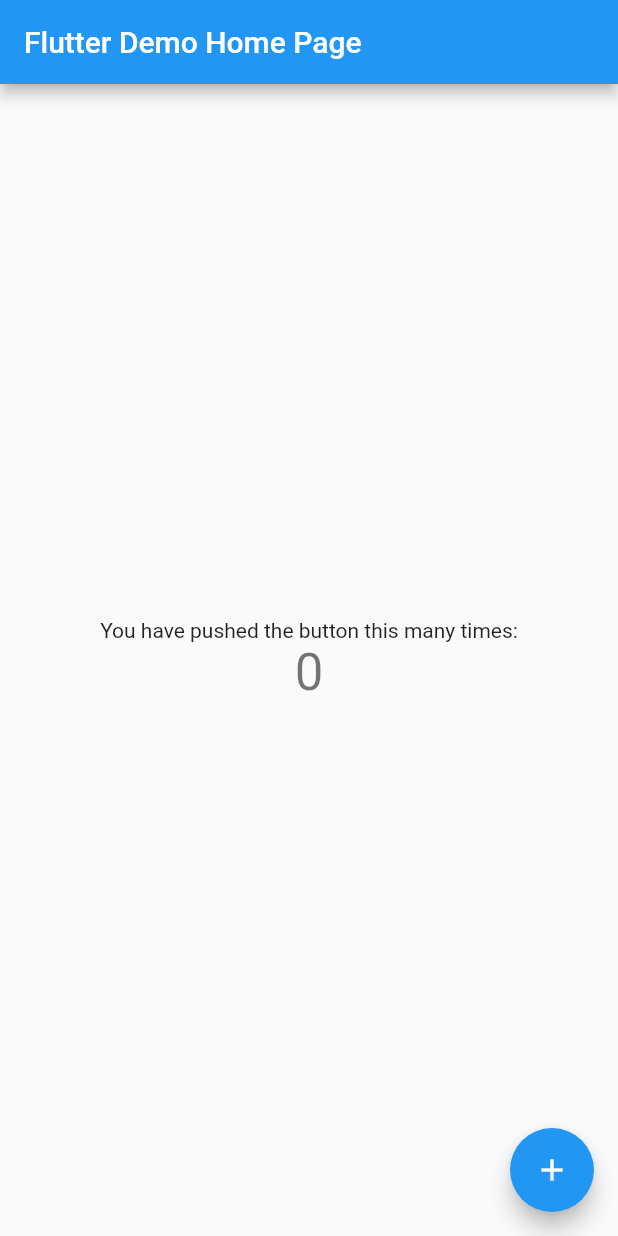
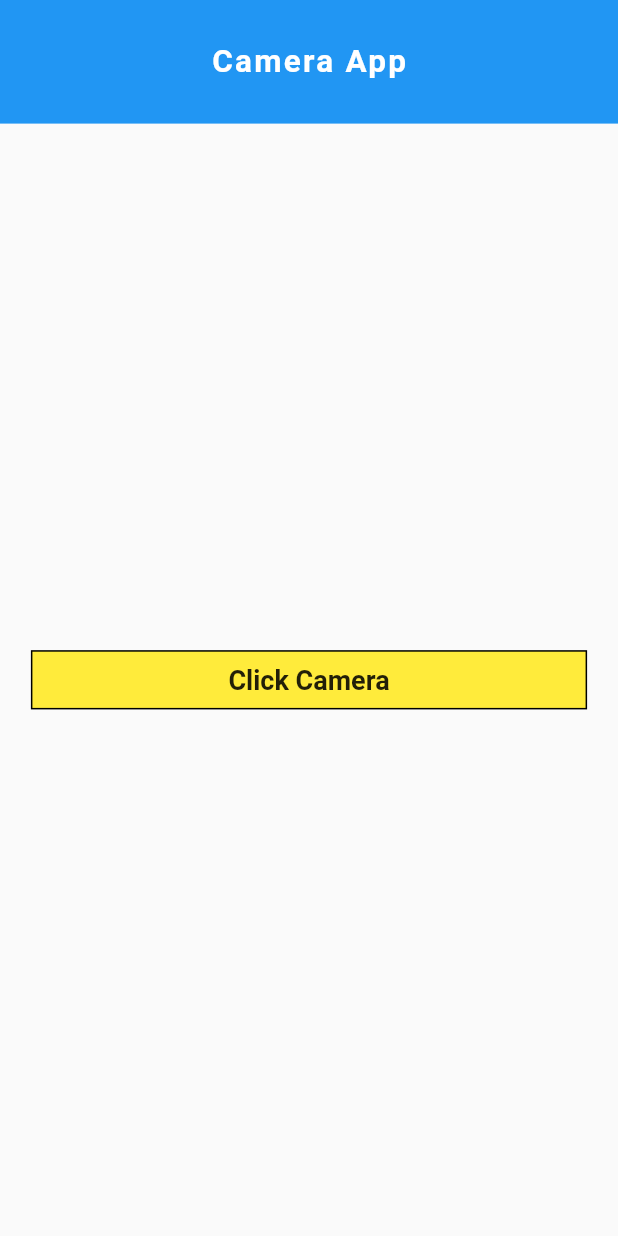
Before and after one commit to wat97/video_cam, a Flutter app: the screen it shows after launch, on a phone screen of 412 x 824 dp. Run offline on Flutter 3.47's test engine with Material 2 defaults, Android fonts, the phone set to English and light mode, and no system bars; our stand-ins replace camera, flutter_countdown_timer, video_player.

Commit message:
update an

```diff
--- /dev/null
+++ b/lib/homepage.dart
@@ -0,0 +1,92 @@
+import 'package:flutter/material.dart';
+import 'package:video_cam/camera_custom.dart';
+
+class HomePage extends StatefulWidget {
+  const HomePage({super.key});
+
+  @override
+  State<HomePage> createState() => _HomePageState();
+}
+
+class _HomePageState extends State<HomePage> {
+  Size? size;
+
+  @override
+  void initState() {
+    // TODO: implement initState
+    Future.delayed(Duration.zero, () {
+      setState(() {
+        size = MediaQuery.of(context).size;
+      });
+    });
+    super.initState();
+  }
+
+  @override
+  Widget build(BuildContext context) {
+    if (size == null) return Container();
+    return Scaffold(
+      body: SafeArea(
+        child: Column(
+          crossAxisAlignment: CrossAxisAlignment.stretch,
+          children: [
+            Container(
+              height: size != null ? size!.height * 0.1 : 90,
+              color: Colors.blue,
+              child: const Center(
+                child: Text(
+                  "Camera App",
+                  style: TextStyle(
+                    fontSize: 21,
+                    color: Colors.white,
+                    fontWeight: FontWeight.bold,
+                    letterSpacing: 1.5,
+                  ),
+                ),
+              ),
+            ),
+            contentPage(),
+          ],
+        ),
+      ),
+    );
+  }
+
+  Widget contentPage() {
+    return Expanded(
+      child: Column(
+        crossAxisAlignment: CrossAxisAlignment.center,
+        mainAxisAlignment: MainAxisAlignment.center,
+        children: [
+          GestureDetector(
+            onTap: () {
+              Navigator.of(context).push(MaterialPageRoute(
+                builder: (context) => const CameraCustom(),
+              ));
+              print("clickData");
+            },
+            child: Container(
+              width: size!.width * 0.9,
+              padding: EdgeInsets.symmetric(
+                vertical: size!.height * 0.01,
+              ),
+              decoration: BoxDecoration(
+                  color: Colors.yellow,
+                  border: Border.all(
+                    color: Colors.black,
+                  )),
+              child: const Text(
+                "Click Camera",
+                style: TextStyle(
+                  fontSize: 18,
+                  fontWeight: FontWeight.bold,
+                ),
+                textAlign: TextAlign.center,
+              ),
+            ),
+          )
+        ],
+      ),
+    );
+  }
+}
--- a/lib/main.dart
+++ b/lib/main.dart
@@ -1,4 +1,5 @@
 import 'package:flutter/material.dart';
+import 'package:video_cam/homepage.dart';
 
 void main() {
   runApp(const MyApp());
@@ -24,92 +25,7 @@
         // is not restarted.
         primarySwatch: Colors.blue,
       ),
-      home: const MyHomePage(title: 'Flutter Demo Home Page'),
+      home: const HomePage(),
     );
   }
 }
-
-class MyHomePage extends StatefulWidget {
-  const MyHomePage({super.key, required this.title});
-
-  // This widget is the home page of your application. It is stateful, meaning
-  // that it has a State object (defined below) that contains fields that affect
-  // how it looks.
-
-  // This class is the configuration for the state. It holds the values (in this
-  // case the title) provided by the parent (in this case the App widget) and
-  // used by the build method of the State. Fields in a Widget subclass are
-  // always marked "final".
-
-  final String title;
-
-  @override
-  State<MyHomePage> createState() => _MyHomePageState();
-}
-
-class _MyHomePageState extends State<MyHomePage> {
-  int _counter = 0;
-
-  void _incrementCounter() {
-    setState(() {
-      // This call to setState tells the Flutter framework that something has
-      // changed in this State, which causes it to rerun the build method below
-      // so that the display can reflect the updated values. If we changed
-      // _counter without calling setState(), then the build method would not be
-      // called again, and so nothing would appear to happen.
-      _counter++;
-    });
-  }
-
-  @override
-  Widget build(BuildContext context) {
-    // This method is rerun every time setState is called, for instance as done
-    // by the _incrementCounter method above.
-    //
-    // The Flutter framework has been optimized to make rerunning build methods
-    // fast, so that you can just rebuild anything that needs updating rather
-    // than having to individually change instances of widgets.
-    return Scaffold(
-      appBar: AppBar(
-        // Here we take the value from the MyHomePage object that was created by
-        // the App.build method, and use it to set our appbar title.
-        title: Text(widget.title),
-      ),
-      body: Center(
-        // Center is a layout widget. It takes a single child and positions it
-        // in the middle of the parent.
-        child: Column(
-          // Column is also a layout widget. It takes a list of children and
-          // arranges them vertically. By default, it sizes itself to fit its
-          // children horizontally, and tries to be as tall as its parent.
-          //
-          // Invoke "debug painting" (press "p" in the console, choose the
-          // "Toggle Debug Paint" action from the Flutter Inspector in Android
-          // Studio, or the "Toggle Debug Paint" command in Visual Studio Code)
-          // to see the wireframe for each widget.
-          //
-          // Column has various properties to control how it sizes itself and
-          // how it positions its children. Here we use mainAxisAlignment to
-          // center the children vertically; the main axis here is the vertical
-          // axis because Columns are vertical (the cross axis would be
-          // horizontal).
-          mainAxisAlignment: MainAxisAlignment.center,
-          children: <Widget>[
-            const Text(
-              'You have pushed the button this many times:',
-            ),
-            Text(
-              '$_counter',
-              style: Theme.of(context).textTheme.headline4,
-            ),
-          ],
-        ),
-      ),
-      floatingActionButton: FloatingActionButton(
-        onPressed: _incrementCounter,
-        tooltip: 'Increment',
-        child: const Icon(Icons.add),
-      ), // This trailing comma makes auto-formatting nicer for build methods.
-    );
-  }
-}
--- a/pubspec.yaml
+++ b/pubspec.yaml
@@ -36,6 +36,9 @@
   # The following adds the Cupertino Icons font to your application.
   # Use with the CupertinoIcons class for iOS style icons.
   cupertino_icons: ^1.0.2
+  camera: ^0.10.5+2
+  flutter_countdown_timer: ^4.1.0
+  video_player: ^2.6.1
 
 dev_dependencies:
   flutter_test:
```
Also changed, not shown: lib/camera_custom.dart (added, +277 -0 lines), lib/file_camera.dart (added, +130 -0 lines), pubspec.lock, 4 other files.
